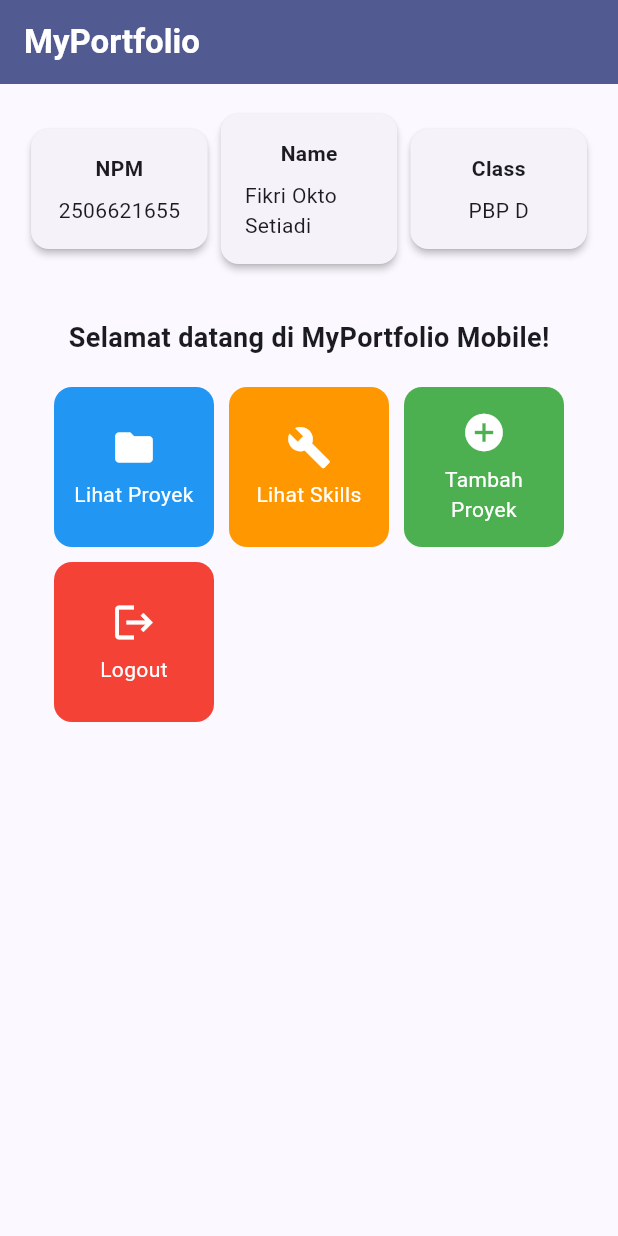
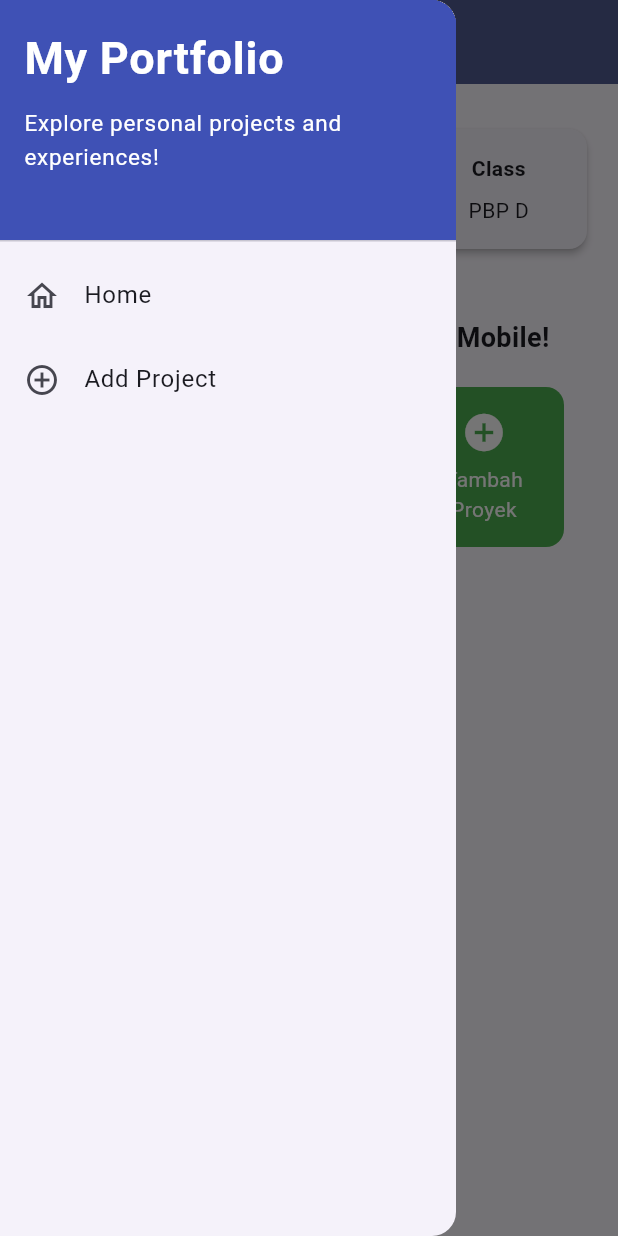
Before and after one commit to fikrioktos/myportofolio_mobile, a Flutter app: the screen it shows after launch, with the side drawer open (before the commit the screen has no drawer), on a phone screen of 412 x 824 dp. Run offline on Flutter 3.47's test engine with Material 3 defaults, Android fonts, the phone set to English and light mode, and no system bars.

Commit message:
feat(navigation): tambah drawer menu, form proyek, dan refactor struktur lib
- Pindahkan menu.dart ke screens/ dan ItemCard ke widgets/project_card.dart
- Tambah LeftDrawer (widgets/left_drawer.dart) untuk navigasi Home dan Add Project
- Tambah ProjectFormPage (screens/project_form.dart) dengan validasi dan dialog Save
- Tombol Tambah Proyek kini membuka halaman form lewat Navigator.push

```diff
--- a/lib/main.dart
+++ b/lib/main.dart
@@ -1,5 +1,5 @@
 import 'package:flutter/material.dart';
-import 'package:myportofolio_mobile/menu.dart';
+import 'package:myportofolio_mobile/screens/menu.dart';
 
 void main() {
   runApp(const MyApp());
--- a/lib/menu.dart
+++ b/lib/screens/menu.dart
@@ -1,4 +1,6 @@
 import 'package:flutter/material.dart';
+import 'package:myportofolio_mobile/widgets/left_drawer.dart';
+import 'package:myportofolio_mobile/widgets/project_card.dart';
 
 /// Model data untuk satu tombol aksi di halaman menu utama.
 ///
@@ -47,6 +49,7 @@ class MyHomePage extends StatelessWidget {
         ),
         backgroundColor: Theme.of(context).colorScheme.primary,
       ),
+      drawer: const LeftDrawer(),
       // Body halaman utama dengan padding di sekelilingnya.
       body: Padding(
         padding: const EdgeInsets.all(16.0),
@@ -138,56 +141,3 @@ class InfoCard extends StatelessWidget {
     );
   }
 }
-
-/// Tombol aksi berbentuk kartu berwarna untuk menu portofolio.
-///
-/// Seluruh permukaan kartu bisa ditekan ([InkWell] dengan efek ripple di
-/// atas warna [ItemHomepage.color]); menekannya menampilkan SnackBar yang
-/// menyebut nama tombol yang ditekan.
-class ItemCard extends StatelessWidget {
-  final ItemHomepage item;
-
-  const ItemCard(this.item, {super.key});
-
-  @override
-  Widget build(BuildContext context) {
-    return Material(
-      // Warna latar kartu diambil dari atribut color milik item masing-masing.
-      color: item.color,
-      borderRadius: BorderRadius.circular(12),
-      child: InkWell(
-        // Aksi ketika kartu ditekan oleh pengguna.
-        onTap: () {
-          // Menampilkan SnackBar dengan pesan interaktif.
-          ScaffoldMessenger.of(context)
-            ..hideCurrentSnackBar()
-            ..showSnackBar(
-              SnackBar(
-                  content: Text("Kamu telah menekan tombol ${item.name}!")),
-            );
-        },
-        child: Container(
-          padding: const EdgeInsets.all(8),
-          child: Center(
-            child: Column(
-              mainAxisAlignment: MainAxisAlignment.center,
-              children: [
-                Icon(
-                  item.icon,
-                  color: Colors.white,
-                  size: 30.0,
-                ),
-                const Padding(padding: EdgeInsets.all(3)),
-                Text(
-                  item.name,
-                  textAlign: TextAlign.center,
-                  style: const TextStyle(color: Colors.white),
-                ),
-              ],
-            ),
-          ),
-        ),
-      ),
-    );
-  }
-}
--- /dev/null
+++ b/lib/widgets/left_drawer.dart
@@ -0,0 +1,67 @@
+import 'package:flutter/material.dart';
+import 'package:myportofolio_mobile/screens/menu.dart';
+import 'package:myportofolio_mobile/screens/project_form.dart';
+
+class LeftDrawer extends StatelessWidget {
+  const LeftDrawer({super.key});
+
+  @override
+  Widget build(BuildContext context) {
+    return Drawer(
+      child: ListView(
+        children: [
+          const DrawerHeader(
+            decoration: BoxDecoration(
+              color: Colors.indigo,
+            ),
+            child: Column(
+              crossAxisAlignment: CrossAxisAlignment.start,
+              children: [
+                Text(
+                  'My Portfolio',
+                  style: TextStyle(
+                    fontSize: 30,
+                    fontWeight: FontWeight.bold,
+                    color: Colors.white,
+                  ),
+                ),
+                SizedBox(height: 10),
+                Text(
+                  'Explore personal projects and experiences!',
+                  style: TextStyle(
+                    fontSize: 15,
+                    color: Colors.white,
+                  ),
+                ),
+              ],
+            ),
+          ),
+          ListTile(
+            leading: const Icon(Icons.home_outlined),
+            title: const Text('Home'),
+            onTap: () {
+              Navigator.pushReplacement(
+                context,
+                MaterialPageRoute(
+                  builder: (context) => MyHomePage(),
+                ),
+              );
+            },
+          ),
+          ListTile(
+            leading: const Icon(Icons.add_circle_outline),
+            title: const Text('Add Project'),
+            onTap: () {
+              Navigator.push(
+                context,
+                MaterialPageRoute(
+                  builder: (context) => const ProjectFormPage(),
+                ),
+              );
+            },
+          ),
+        ],
+      ),
+    );
+  }
+}
--- /dev/null
+++ b/lib/widgets/project_card.dart
@@ -0,0 +1,66 @@
+import 'package:flutter/material.dart';
+import 'package:myportofolio_mobile/screens/menu.dart';
+import 'package:myportofolio_mobile/screens/project_form.dart';
+
+/// Tombol aksi berbentuk kartu berwarna untuk menu portofolio.
+///
+/// Seluruh permukaan kartu bisa ditekan ([InkWell] dengan efek ripple di
+/// atas warna [ItemHomepage.color]); menekannya menampilkan SnackBar yang
+/// menyebut nama tombol yang ditekan, lalu menavigasi ke halaman yang sesuai.
+class ItemCard extends StatelessWidget {
+  final ItemHomepage item;
+
+  const ItemCard(this.item, {super.key});
+
+  @override
+  Widget build(BuildContext context) {
+    return Material(
+      // Warna latar kartu diambil dari atribut color milik item masing-masing.
+      color: item.color,
+      borderRadius: BorderRadius.circular(12),
+      child: InkWell(
+        // Aksi ketika kartu ditekan oleh pengguna.
+        onTap: () {
+          // Menampilkan SnackBar dengan pesan interaktif.
+          ScaffoldMessenger.of(context)
+            ..hideCurrentSnackBar()
+            ..showSnackBar(
+              SnackBar(
+                  content: Text("Kamu telah menekan tombol ${item.name}!")),
+            );
+
+          // Navigasi ke halaman yang sesuai.
+          if (item.name == "Tambah Proyek") {
+            Navigator.push(
+              context,
+              MaterialPageRoute(
+                builder: (context) => const ProjectFormPage(),
+              ),
+            );
+          }
+        },
+        child: Container(
+          padding: const EdgeInsets.all(8),
+          child: Center(
+            child: Column(
+              mainAxisAlignment: MainAxisAlignment.center,
+              children: [
+                Icon(
+                  item.icon,
+                  color: Colors.white,
+                  size: 30.0,
+                ),
+                const Padding(padding: EdgeInsets.all(3)),
+                Text(
+                  item.name,
+                  textAlign: TextAlign.center,
+                  style: const TextStyle(color: Colors.white),
+                ),
+              ],
+            ),
+          ),
+        ),
+      ),
+    );
+  }
+}
```
Also changed, not shown: lib/screens/project_form.dart (added, +209 -0 lines).
